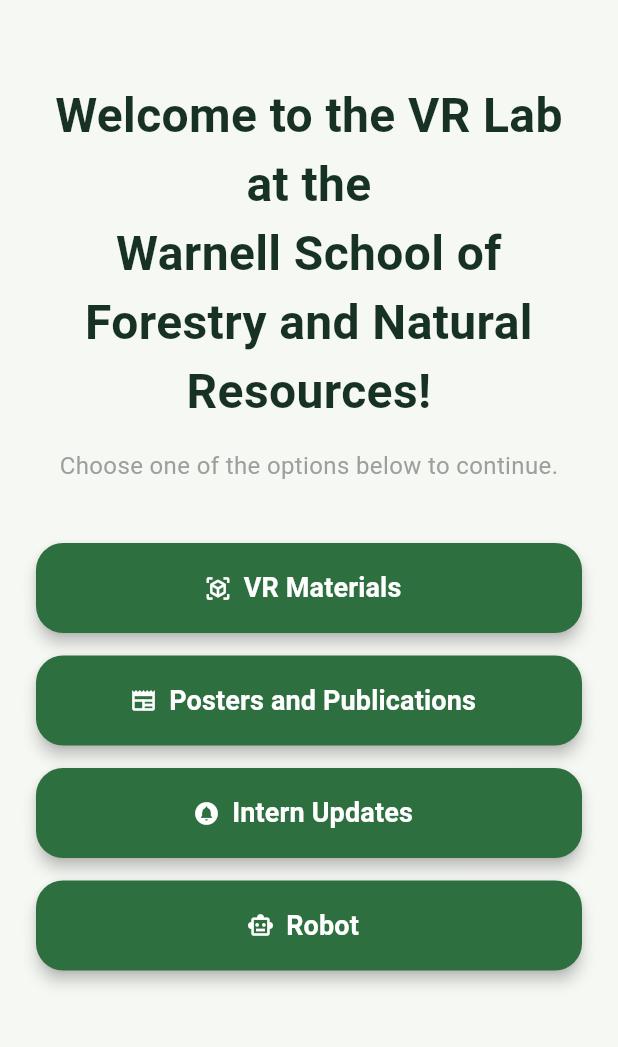
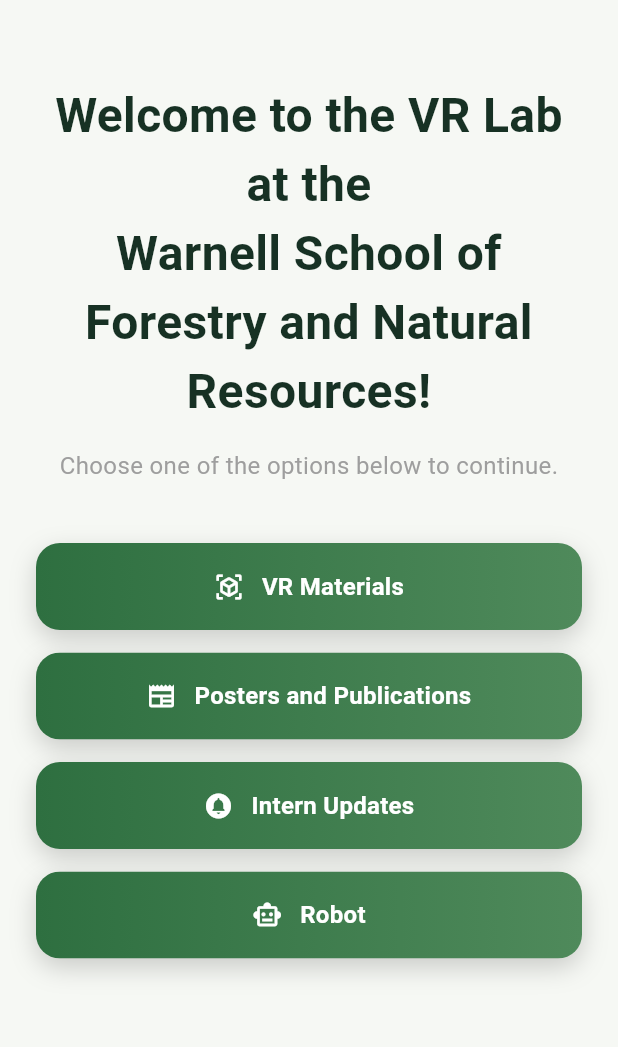
Before and after one commit to aru2-2/perseus_vr_lab_app, a Flutter app: the screen it shows after launch, on a phone screen of 412 x 824 dp, the part 84-1131 px from its top. Run offline on Flutter 3.47's test engine with Material 3 defaults, Android fonts, the phone set to English and light mode, and no system bars; our stand-ins replace visibility_detector.

Commit message:
Updated outdated code for box shadow color

```diff
--- a/lib/widgets/custom_button.dart
+++ b/lib/widgets/custom_button.dart
@@ -3,7 +3,7 @@
 import '../utils/colors.dart';
 
 //creates custom button widgets across the app with a consistent style and behavior
-class CustomButton extends StatelessWidget {
+class CustomButton extends StatefulWidget {
   final String text;
   final IconData icon;
   final VoidCallback onPressed;
@@ -16,28 +16,77 @@
     required this.onPressed,
   });
 
+  @override
+  State<CustomButton> createState() => _CustomButtonState();
+}
+
+class _CustomButtonState extends State<CustomButton> {
+  bool _isPressed = false;
+
 //builds the CustomButton widget with specified text, icon, and onPressed callback
   @override
   Widget build(BuildContext context) {
-    return SizedBox(
-      width: double.infinity,
-      height: 60,
-      child: ElevatedButton.icon(
-        onPressed: onPressed,
-        icon: Icon(icon),
-        label: Text(
-          text,
-          style: const TextStyle(
-            fontSize: 18,
-            fontWeight: FontWeight.w600,
-          ),
+    return AnimatedScale(
+      duration: const Duration(milliseconds: 140),
+      scale: _isPressed ? 0.97 : 1.0,
+      curve: Curves.easeOutCubic,
+      child: AnimatedContainer(
+        duration: const Duration(milliseconds: 180),
+        curve: Curves.easeOutCubic,
+        decoration: BoxDecoration(
+          borderRadius: BorderRadius.circular(16),
+          boxShadow: [
+            BoxShadow(
+              color: Colors.black.withValues(alpha: _isPressed ? 0.12 : 0.18),
+              blurRadius: _isPressed ? 8 : 14,
+              offset: const Offset(0, 6),
+            ),
+          ],
         ),
-        style: ElevatedButton.styleFrom(
-          elevation: 4,
-          backgroundColor: AppColors.primary,
-          foregroundColor: AppColors.buttonText,
-          shape: RoundedRectangleBorder(
-            borderRadius: BorderRadius.circular(18),
+        child: Material(
+          color: Colors.transparent,
+          child: InkWell(
+            onTap: widget.onPressed,
+            onTapDown: (_) => setState(() => _isPressed = true),
+            onTapUp: (_) => setState(() => _isPressed = false),
+            onTapCancel: () => setState(() => _isPressed = false),
+            borderRadius: BorderRadius.circular(16),
+            child: Ink(
+              decoration: BoxDecoration(
+                borderRadius: BorderRadius.circular(16),
+                gradient: const LinearGradient(
+                  colors: [AppColors.primary, AppColors.secondary],
+                  begin: Alignment.centerLeft,
+                  end: Alignment.centerRight,
+                ),
+              ),
+              child: Container(
+                width: double.infinity,
+                height: 58,
+                padding: const EdgeInsets.symmetric(horizontal: 20),
+                child: Row(
+                  mainAxisAlignment: MainAxisAlignment.center,
+                  children: [
+                    Icon(widget.icon, size: 20, color: AppColors.buttonText),
+                    const SizedBox(width: 12),
+                    Flexible(
+                      child: Text(
+                        widget.text,
+                        maxLines: 1,
+                        overflow: TextOverflow.ellipsis,
+                        textAlign: TextAlign.center,
+                        style: const TextStyle(
+                          fontSize: 16,
+                          fontWeight: FontWeight.w600,
+                          letterSpacing: 0.2,
+                          color: AppColors.buttonText,
+                        ),
+                      ),
+                    ),
+                  ],
+                ),
+              ),
+            ),
           ),
         ),
       ),
```
